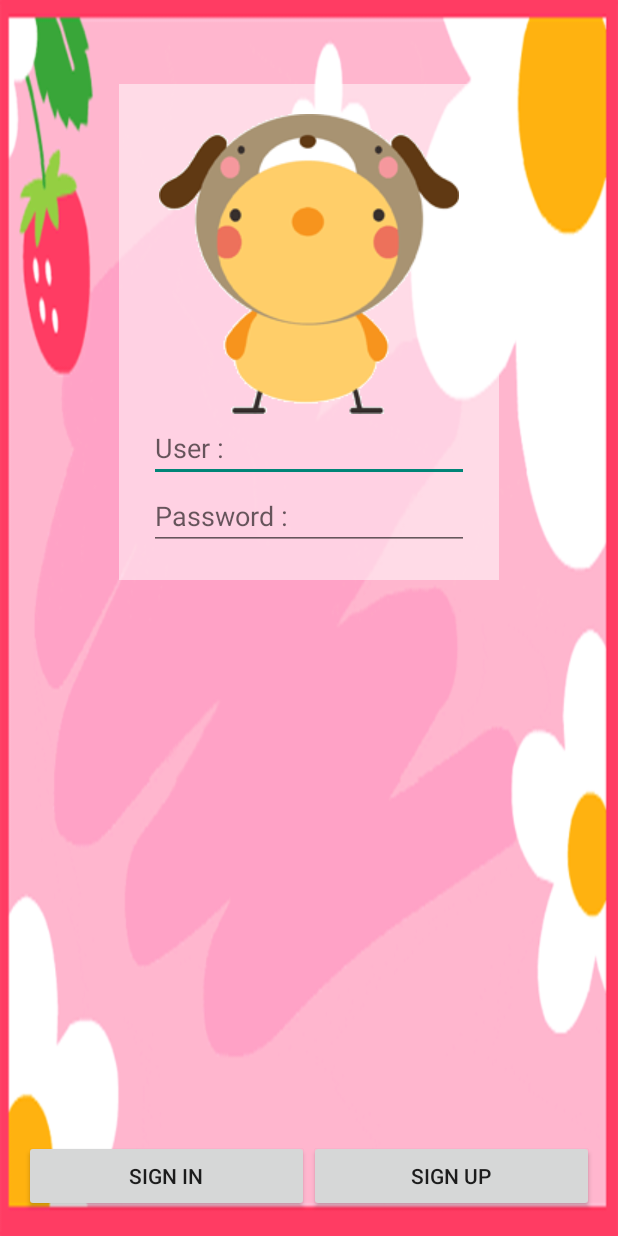
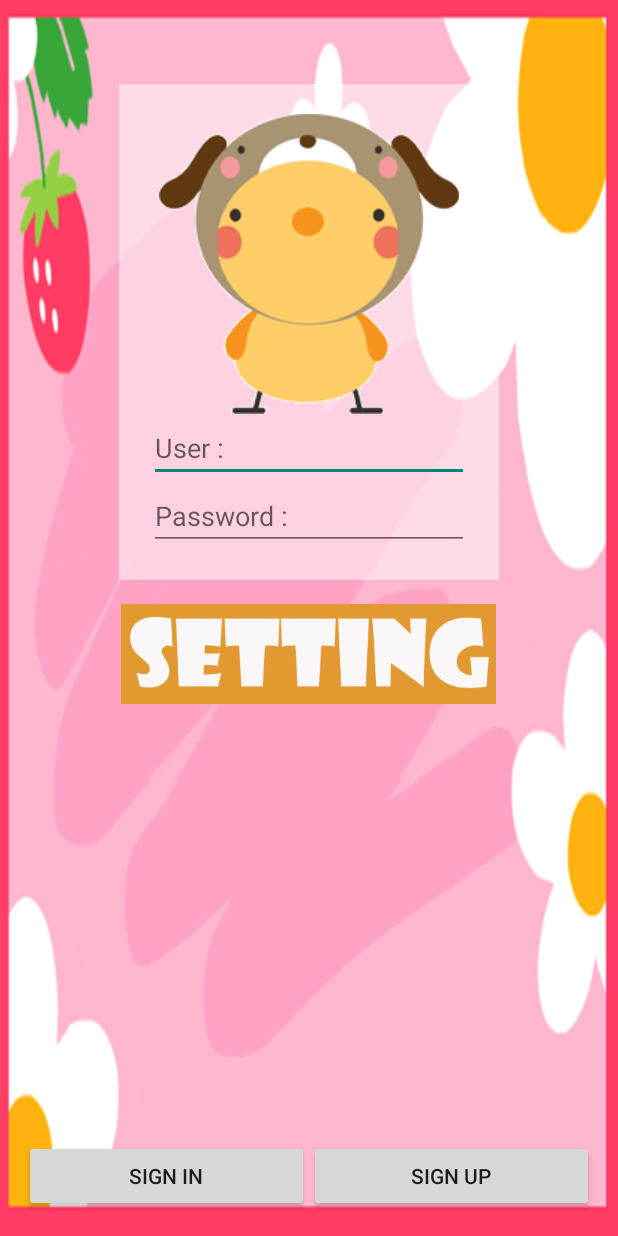
Before and after one commit to preeyakamon/hiddinword, an Android app: the screen it shows after launch (Authen), on a phone screen of 412 x 824 dp. Run offline under Robolectric (Android 15) with nearby library versions, the phone set to English and light mode, and no system bars.

Commit message:
Merge branch 'master' of https://github.com/preeyakamon/hiddinword
# Please enter a commit message to explain why this merge is necessary,
# especially if it merges an updated upstream into a topic branch.
#
# Lines starting with '#' will be ignored, and an empty message aborts
# the commit.

```diff
--- a/app/src/main/AndroidManifest.xml
+++ b/app/src/main/AndroidManifest.xml
@@ -27,7 +27,8 @@
         <activity android:name=".Statistic" />
         <activity android:name=".Menu" />
         <activity android:name=".playable" />
-        <activity android:name=".ChangePersonal"></activity>
+        <activity android:name=".ChangePersonal" />
+        <activity android:name=".UserList"></activity>
     </application>
 
 </manifest>
--- a/app/src/main/java/apprtc/preeyakamon/hiddinword/Authen.java
+++ b/app/src/main/java/apprtc/preeyakamon/hiddinword/Authen.java
@@ -10,12 +10,14 @@ import android.util.Log;
 import android.view.View;
 import android.widget.Button;
 import android.widget.EditText;
+import android.widget.ImageButton;
 import android.widget.Toast;
 
 public class Authen extends ActionBarActivity implements View.OnClickListener {
 
     //Explicit
     private Button signInButton, signUpButton;
+    private ImageButton imglist;
     private MyManage myManage;
     private EditText userEditText, passwordEditText;
     private String userString, passwordString;
@@ -53,6 +55,13 @@ public class Authen extends ActionBarActivity implements View.OnClickListener {
         signUpButton = (Button) findViewById(R.id.button2);
         userEditText = (EditText) findViewById(R.id.editText4);
         passwordEditText = (EditText) findViewById(R.id.editText5);
+        imglist = (ImageButton) findViewById(R.id.imglist);
+        imglist.setOnClickListener(new View.OnClickListener() {
+            @Override
+            public void onClick(View view) {
+                startActivity(new Intent(Authen.this, UserList.class));
+            }
+        });
 
         buttonController();
     }
--- a/app/src/main/java/apprtc/preeyakamon/hiddinword/ChangePersonal.java
+++ b/app/src/main/java/apprtc/preeyakamon/hiddinword/ChangePersonal.java
@@ -1,6 +1,7 @@
 package apprtc.preeyakamon.hiddinword;
 
 import android.content.ContentValues;
+import android.content.Intent;
 import android.content.SharedPreferences;
 import android.database.sqlite.SQLiteDatabase;
 import android.support.v7.app.ActionBarActivity;
@@ -30,7 +31,7 @@ public class ChangePersonal extends ActionBarActivity {
             @Override
             public void onClick(View view) {
                 updatePlayTable(etName.getText().toString(), etPass.getText().toString());
-            }
+        }
         });
 
     }
--- a/app/src/main/java/apprtc/preeyakamon/hiddinword/Success.java
+++ b/app/src/main/java/apprtc/preeyakamon/hiddinword/Success.java
@@ -55,7 +55,8 @@ public class Success extends ActionBarActivity {
         btnExit.setOnClickListener(new View.OnClickListener() {
             @Override
             public void onClick(View view) {
-                onBackPressed();
+                Intent intent = new Intent(Success.this, Statistic.class);
+                startActivity(intent);
             }
         });
 
--- a/app/src/main/java/apprtc/preeyakamon/hiddinword/play.java
+++ b/app/src/main/java/apprtc/preeyakamon/hiddinword/play.java
@@ -42,7 +42,7 @@ public class play extends ActionBarActivity {
         timeTextView = (TextView) findViewById(R.id.textView6);
 
 
-        intIndex = myFindIndex();
+        intIndex = myFindIndex()-1;
 
 
         //Show TextView
@@ -55,7 +55,7 @@ public class play extends ActionBarActivity {
         timeTextView.setText(Integer.toString(timeInts[intIndex >= 3 ? 2 : intIndex]) + " sec");
 
         // Update playTABLE ส่ง intIndex + 1 เข้าไปอัพเดท
-        //updatePlayTable(intIndex +1);
+        updatePlayTable(intIndex +1);
 
         init_view();
         Read_Question();
--- a/app/src/main/res/layout/activity_authen.xml
+++ b/app/src/main/res/layout/activity_authen.xml
@@ -5,20 +5,20 @@
     android:id="@+id/activity_authen"
     android:layout_width="match_parent"
     android:layout_height="match_parent"
+    android:background="@drawable/mybg"
     android:paddingBottom="@dimen/activity_vertical_margin"
     android:paddingLeft="@dimen/activity_horizontal_margin"
     android:paddingRight="@dimen/activity_horizontal_margin"
     android:paddingTop="@dimen/activity_vertical_margin"
-    tools:context="apprtc.preeyakamon.hiddinword.Authen"
-    android:background="@drawable/mybg">
+    tools:context="apprtc.preeyakamon.hiddinword.Authen">
 
     <LinearLayout
         android:layout_width="match_parent"
         android:layout_height="wrap_content"
-        android:orientation="horizontal"
         android:layout_alignParentBottom="true"
         android:layout_alignParentLeft="true"
-        android:layout_alignParentStart="true">
+        android:layout_alignParentStart="true"
+        android:orientation="horizontal">
 
         <Button
             android:id="@+id/button"
@@ -36,34 +36,45 @@
     </LinearLayout>
 
     <LinearLayout
-        android:orientation="vertical"
+        android:id="@+id/linearLayout"
         android:layout_width="wrap_content"
         android:layout_height="wrap_content"
-        android:padding="20dp"
         android:layout_centerHorizontal="true"
         android:layout_marginTop="40dp"
-        android:background="#82ffffff">
+        android:background="#82ffffff"
+        android:orientation="vertical"
+        android:padding="20dp">
 
         <ImageView
+            android:id="@+id/imageView2"
             android:layout_width="match_parent"
             android:layout_height="wrap_content"
-            android:src="@drawable/loge"
-            android:id="@+id/imageView2" />
+            android:src="@drawable/loge" />
 
         <EditText
+            android:id="@+id/editText4"
             android:layout_width="match_parent"
             android:layout_height="wrap_content"
-            android:inputType="textPersonName"
             android:ems="10"
-            android:id="@+id/editText4"
-            android:hint="User :" />
+            android:hint="User :"
+            android:inputType="textPersonName" />
 
         <EditText
+            android:id="@+id/editText5"
             android:layout_width="match_parent"
             android:layout_height="wrap_content"
-            android:inputType="textPassword"
             android:ems="10"
-            android:id="@+id/editText5"
-            android:hint="Password :" />
+            android:hint="Password :"
+            android:inputType="textPassword" />
     </LinearLayout>
+
+    <ImageButton
+        android:id="@+id/imglist"
+        android:layout_width="wrap_content"
+        android:layout_height="wrap_content"
+        android:layout_below="@+id/linearLayout"
+        android:layout_centerHorizontal="true"
+        android:layout_marginTop="16dp"
+        android:background="@null"
+        android:src="@drawable/setting" />
 </RelativeLayout>
```
Also changed, not shown: app/src/main/java/apprtc/preeyakamon/hiddinword/MyOpenHelper.java (+50 -2 lines), app/src/main/java/apprtc/preeyakamon/hiddinword/UserList.java (added, +113 -0 lines), app/src/main/java/apprtc/preeyakamon/hiddinword/playable.java (+5 -3 lines), app/src/main/res/layout/activity_menu.xml (+7 -6 lines), app/src/main/res/layout/activity_success.xml (+11 -36 lines), app/src/main/res/layout/activity_user_list.xml (added, +21 -0 lines), app/src/main/res/layout/custom_remove_confirm.xml (added, +24 -0 lines), app/src/main/res/drawable-xhdpi/setting.png (added), app/src/main/res/drawable-xhdpi/su.png (added).
